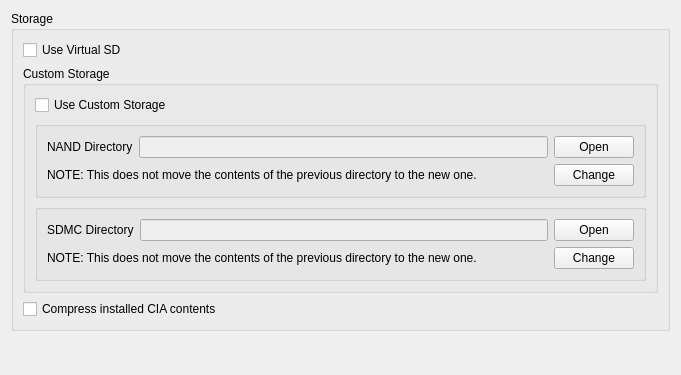
The window that src/citra_qt/configuration/configure_storage.ui (RedBlackAka/azahar) describes before a commit, drawn with Qt 5.
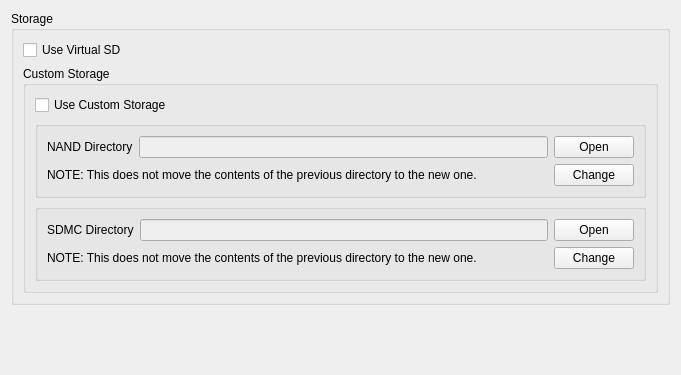
The same window after the commit.

```diff
--- a/src/citra_qt/configuration/configure_storage.ui
+++ b/src/citra_qt/configuration/configure_storage.ui
@@ -179,20 +179,6 @@
           </layout>
          </widget>
         </item>
-        <item>
-         <layout class="QHBoxLayout" name="horizontalLayout_5">
-          <item>
-           <widget class="QCheckBox" name="toggle_compress_cia">
-            <property name="text">
-             <string>Compress installed CIA contents</string>
-            </property>
-            <property name="toolTip">
-              <string>Enables compressing the contents of CIA files when they are installed to the emulated SD.</string>
-            </property>
-           </widget>
-          </item>
-         </layout>
-        </item>
        </layout>
       </widget>
      </item>
```
